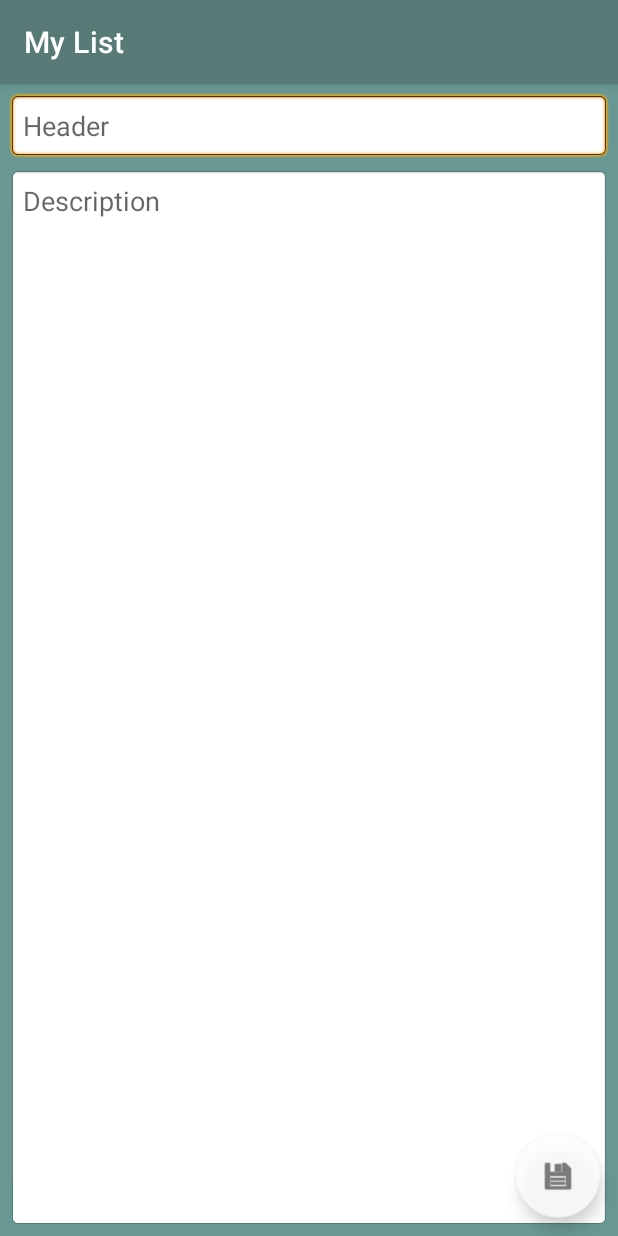
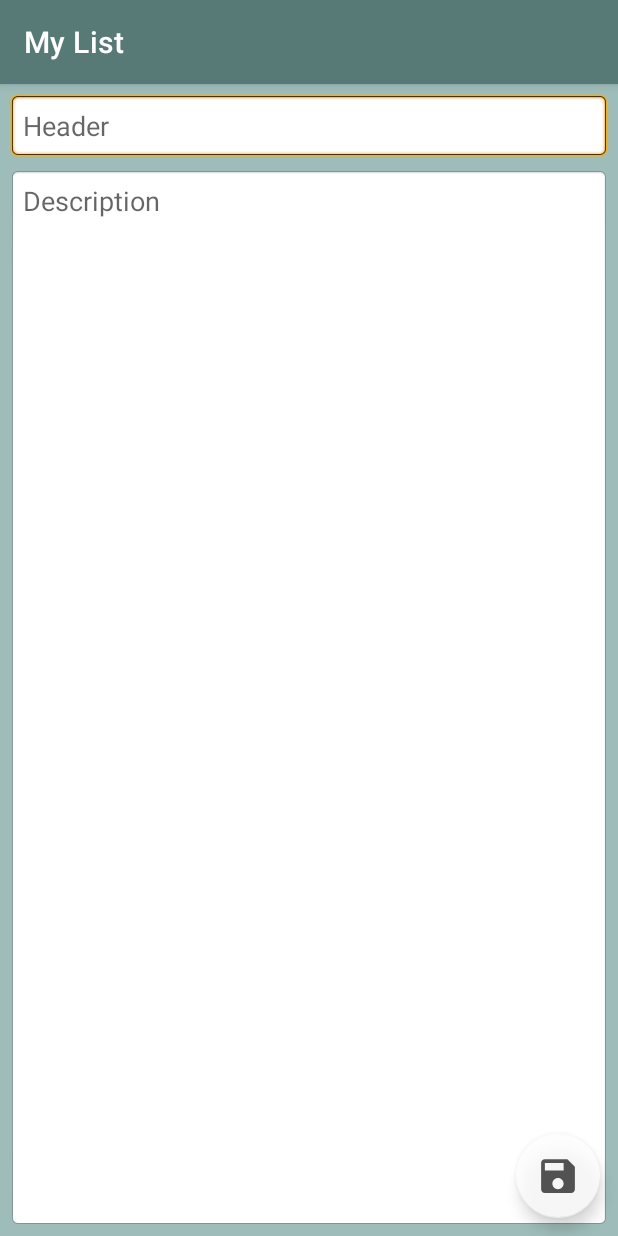
Before and after one commit to skotina-kot/MyList, an Android app: the MainActivity screen opened directly, with no data from a screen before it, after a tap on an icon or button, on a phone screen of 412 x 824 dp. Run offline under Robolectric (Android 15) with nearby library versions, the phone set to English and light mode, and no system bars.

Commit message:
git commit

```diff
--- a/app/src/main/java/com/example/mylist/db/MyAdapter.kt
+++ b/app/src/main/java/com/example/mylist/db/MyAdapter.kt
@@ -68,14 +68,11 @@ class MyAdapter(list: ArrayList<ListColumn>, contextMA: Context, val listener: L
     @SuppressLint("NotifyDataSetChanged")
     fun updateAdapter(listData: List<ListColumn>, textViewDate: String) {
         listArray.clear()
-        listArray.addAll(listData)
-        /*var pos=0
-        do {
-            if (listData[pos].time == textViewDate) {
-                listArray.add(listData[pos])
-            }
-            pos++
-        } while (pos < listData.size)*/
+
+        for (arg in listData) {
+            if (arg.time == textViewDate) listArray.add(arg)
+        }
+
         notifyDataSetChanged()
     }
 
--- /dev/null
+++ b/app/src/main/res/drawable-anydpi/ic_action_save.xml
@@ -0,0 +1,16 @@
+<vector xmlns:android="http://schemas.android.com/apk/res/android"
+    android:width="24dp"
+    android:height="24dp"
+    android:viewportWidth="24"
+    android:viewportHeight="24"
+    android:tint="#587A77"
+    android:alpha="0.8">
+  <group android:scaleX="1.25"
+      android:scaleY="1.25"
+      android:translateX="-3"
+      android:translateY="-3">
+    <path
+        android:fillColor="@android:color/white"
+        android:pathData="M17,3L5,3c-1.11,0 -2,0.9 -2,2v14c0,1.1 0.89,2 2,2h14c1.1,0 2,-0.9 2,-2L21,7l-4,-4zM12,19c-1.66,0 -3,-1.34 -3,-3s1.34,-3 3,-3 3,1.34 3,3 -1.34,3 -3,3zM15,9L5,9L5,5h10v4z"/>
+  </group>
+</vector>
--- a/app/src/main/res/layout/activity_edit.xml
+++ b/app/src/main/res/layout/activity_edit.xml
@@ -4,7 +4,7 @@
     xmlns:tools="http://schemas.android.com/tools"
     android:layout_width="match_parent"
     android:layout_height="match_parent"
-    android:background="@color/back"
+    android:background="@color/back2"
     tools:context=".EditActivity">
 
     <EditText
@@ -51,11 +51,10 @@
         android:alpha="0.8"
         android:clickable="true"
         android:onClick="save"
-        app:backgroundTint="?android:attr/fastScrollTextColor"
+        app:backgroundTint="@color/white"
         app:layout_constraintBottom_toBottomOf="parent"
         app:layout_constraintEnd_toEndOf="parent"
-        app:rippleColor="@color/white"
-        app:srcCompat="@android:drawable/ic_menu_save" />
+        app:srcCompat="@drawable/ic_action_save" />
 
 
 </androidx.constraintlayout.widget.ConstraintLayout>
--- a/app/src/main/res/layout/activity_main.xml
+++ b/app/src/main/res/layout/activity_main.xml
@@ -25,10 +25,10 @@
         android:alpha="0.8"
         android:clickable="true"
         android:onClick="newPage"
-        app:backgroundTint="?android:attr/fastScrollTextColor"
+        app:backgroundTint="?attr/colorOnPrimarySurface"
         app:layout_constraintBottom_toBottomOf="parent"
         app:layout_constraintEnd_toEndOf="parent"
-        app:srcCompat="@android:drawable/ic_menu_add" />
+        app:srcCompat="@drawable/ic_action_add" />
 
     <TextView
         android:id="@+id/textViewDate"
--- a/app/src/main/res/layout/markup.xml
+++ b/app/src/main/res/layout/markup.xml
@@ -23,7 +23,7 @@
         android:longClickable="true"
         android:padding="10sp"
         android:text="CheckBox"
-        android:textColor="@color/dark_back"
+        android:textColor="@color/black_light"
         android:textSize="18sp"
         app:layout_constraintEnd_toEndOf="parent"
         app:layout_constraintStart_toStartOf="parent"
--- a/app/src/main/res/menu/menu.xml
+++ b/app/src/main/res/menu/menu.xml
@@ -4,8 +4,10 @@
     xmlns:android="http://schemas.android.com/apk/res/android">
     <item
         android:id="@+id/calendar_action_bar"
+        android:title="Item"
         android:icon="@drawable/ic_action_name"
-        android:title="Item"
 
         app:showAsAction="always" />
+
+
 </menu>
--- a/app/src/main/res/values/colors.xml
+++ b/app/src/main/res/values/colors.xml
@@ -10,6 +10,7 @@
     <color name="back">#699894</color>
     <color name="dark_back">#003549</color>
     <color name="hex">#00FFFFFF</color>
-    <color name="back2">#8DC7C2</color>
+    <color name="back2">#9EBDBA</color>
     <color name="bar">#587A77</color>
+    <color name="black_light">#2B2B2B</color>
 </resources>
--- a/app/src/main/res/values/themes.xml
+++ b/app/src/main/res/values/themes.xml
@@ -6,8 +6,8 @@
         <item name="colorPrimaryVariant">@color/bar</item>
         <item name="colorOnPrimary">@color/white</item>
         <!-- Secondary brand color. -->
-        <item name="colorSecondary">@color/teal_200</item>
-        <item name="colorSecondaryVariant">@color/teal_700</item>
+        <item name="colorSecondary">@color/back2</item>
+        <item name="colorSecondaryVariant">@color/bar</item>
         <item name="colorOnSecondary">@color/black</item>
         <!-- Status bar color. -->
         <item name="android:statusBarColor" tools:targetApi="l">?attr/colorPrimaryVariant</item>
@@ -20,8 +20,8 @@
         <item name="colorPrimaryVariant">@color/bar</item>
         <item name="colorOnPrimary">@color/white</item>
         <!-- Secondary brand color. -->
-        <item name="colorSecondary">@color/teal_200</item>
-        <item name="colorSecondaryVariant">@color/teal_700</item>
+        <item name="colorSecondary">@color/back2</item>
+        <item name="colorSecondaryVariant">@color/bar</item>
         <item name="colorOnSecondary">@color/black</item>
         <!-- Status bar color. -->
         <item name="android:statusBarColor" tools:targetApi="l">?attr/colorPrimaryVariant</item>
```
Also changed, not shown: app/src/main/java/com/example/mylist/MainActivity.kt (+18 -15 lines), app/src/main/java/com/example/mylist/db/StartActivity.kt (+14 -1 lines), app/src/main/res/drawable-anydpi/ic_action_add.xml (added, +16 -0 lines), app/src/main/res/drawable-anydpi/ic_action_scr.xml (added, +11 -0 lines), app/src/main/res/layout/activity_start.xml (+4 -3 lines), app/src/main/res/drawable-hdpi/ic_action_scr.png (added), app/src/main/res/drawable-mdpi/ic_action_scr.png (added), app/src/main/res/drawable-xhdpi/ic_action_scr.png (added), app/src/main/res/drawable-xxhdpi/ic_action_scr.png (added).
